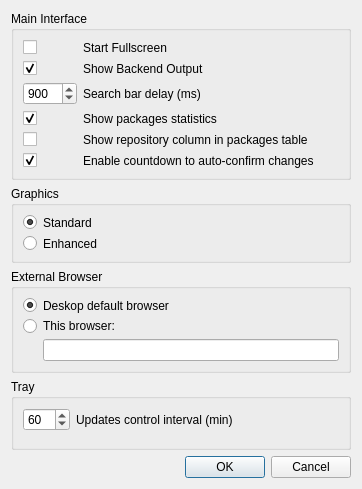
The window that Qt/AppSet-Qt/options.ui (svn2github/appset) describes before a commit, drawn with Qt 5.
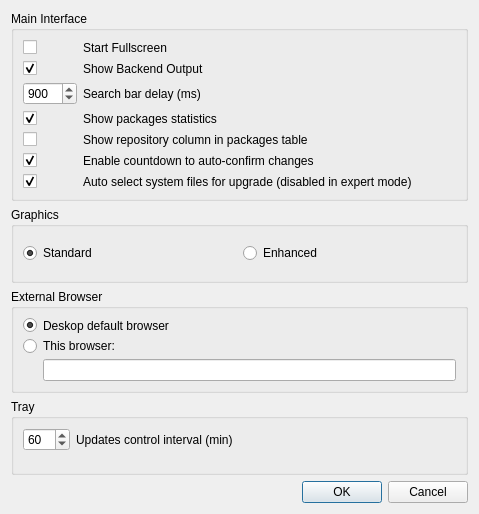
The same window after the commit.

The edit to the form file:
```diff
--- a/Qt/AppSet-Qt/options.ui
+++ b/Qt/AppSet-Qt/options.ui
@@ -6,8 +6,8 @@
    <rect>
     <x>0</x>
     <y>0</y>
-    <width>362</width>
-    <height>489</height>
+    <width>479</width>
+    <height>514</height>
    </rect>
   </property>
   <property name="sizePolicy">
@@ -232,6 +232,23 @@
           </property>
          </widget>
         </item>
+        <item row="6" column="0">
+         <widget class="QCheckBox" name="autoupgrade">
+          <property name="text">
+           <string/>
+          </property>
+          <property name="checked">
+           <bool>true</bool>
+          </property>
+         </widget>
+        </item>
+        <item row="6" column="1">
+         <widget class="QLabel" name="label_12">
+          <property name="text">
+           <string>Auto select system files for upgrade (disabled in expert mode)</string>
+          </property>
+         </widget>
+        </item>
        </layout>
       </item>
      </layout>
@@ -242,45 +259,27 @@
      <property name="title">
       <string>Graphics</string>
      </property>
-     <layout class="QFormLayout" name="formLayout_4">
-      <item row="0" column="0">
+     <layout class="QHBoxLayout" name="horizontalLayout">
+      <item>
        <widget class="QRadioButton" name="standardGraph">
         <property name="text">
-         <string/>
+         <string>Standard</string>
         </property>
         <property name="checked">
          <bool>true</bool>
         </property>
        </widget>
       </item>
-      <item row="1" column="0">
+      <item>
        <widget class="QRadioButton" name="enhancedGraph">
         <property name="text">
-         <string/>
+         <string>Enhanced</string>
         </property>
         <property name="checked">
          <bool>false</bool>
         </property>
        </widget>
       </item>
-      <item row="0" column="1">
-       <widget class="QLabel" name="label_10">
-        <property name="text">
-         <string>Standard</string>
-        </property>
-       </widget>
-      </item>
-      <item row="1" column="1">
-       <layout class="QVBoxLayout" name="verticalLayout_2">
-        <item>
-         <widget class="QLabel" name="label_11">
-          <property name="text">
-           <string>Enhanced</string>
-          </property>
-         </widget>
-        </item>
-       </layout>
-      </item>
      </layout>
     </widget>
    </item>
```
